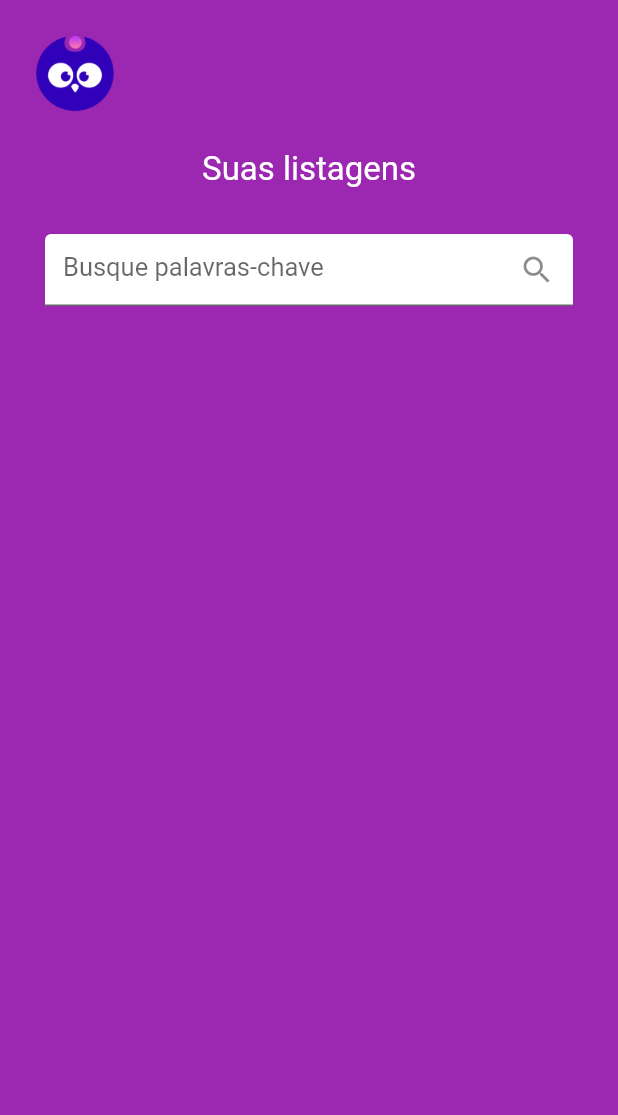
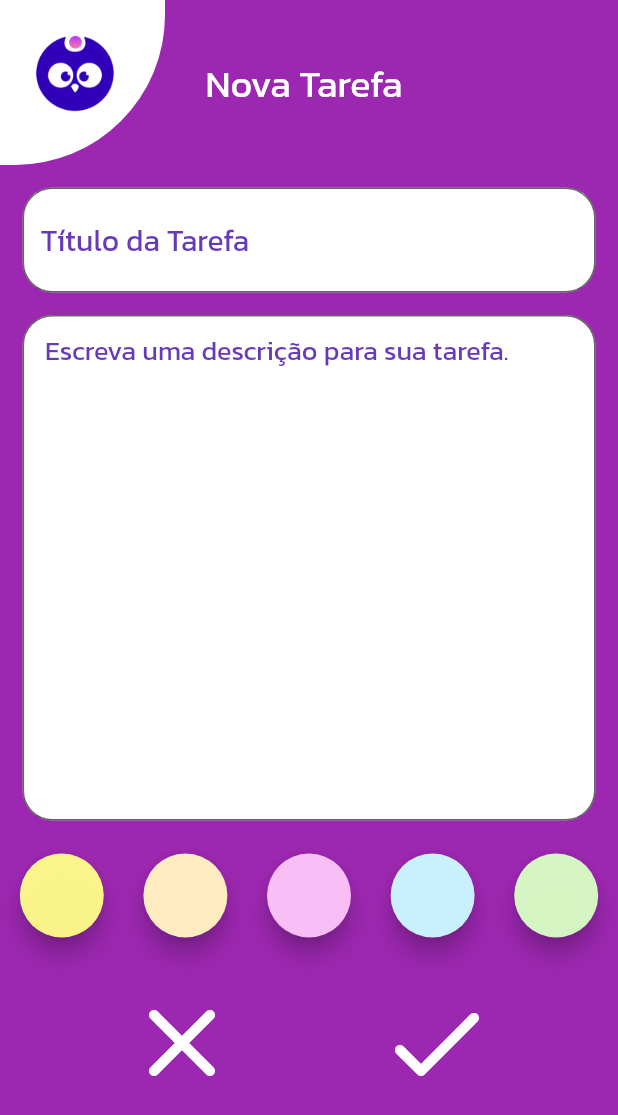
Before and after one commit to Alessandritusss/APP-DA-LOVE, a Flutter app: the screen it shows after launch, on a phone screen of 412 x 824 dp. Shown: the top 1115 px of the screen. Run offline on Flutter 3.47's test engine with Material 2 defaults, Android fonts, the phone set to English and light mode, and no system bars.

Commit message:
layout de nova tarefa pronto

```diff
--- a/lib/lista.dart
+++ b/lib/lista.dart
@@ -1,69 +1,142 @@
 import 'package:flutter/material.dart';
 
-class Lista extends StatefulWidget {
-  const Lista({Key? key}) : super(key: key);
+class AddTasks extends StatefulWidget {
+  const AddTasks({Key? key}) : super(key: key);
 
   @override
-  State<Lista> createState() => _ListaState();
+  State<AddTasks> createState() => _AddTasksState();
 }
 
-class _ListaState extends State<Lista> {
-  String pesquisa = '';
-
+class _AddTasksState extends State<AddTasks> {
   @override
   Widget build(BuildContext context) {
     return Scaffold(
       backgroundColor: Colors.purple,
-      body: SafeArea(
+      body: SingleChildScrollView(
+        reverse: true,
+        child: SafeArea(
           child: Column(
+            children: [
+              Row(
                 children: [
                   Stack(
                     children: [
                       Container(
-                  alignment: Alignment.topLeft,
-                  child: Image.asset(
+                        height: 110,
+                        width: 110,
+                        decoration: const BoxDecoration(
+                          color: Colors.white,
+                          borderRadius: BorderRadius.only(
+                            bottomRight: Radius.circular(100),
+                          ),
+                        ),
+                      ),
+                      Image.asset(
                         'assets/images/Logo Lovepeople.png',
                         height: 100,
-                  ),
                       ),
                     ],
                   ),
                   const Center(
                     child: Padding(
-                padding: EdgeInsets.only(),
+                      padding: EdgeInsets.only(left: 27),
                       child: Text(
-                  'Suas listagens',
+                        'Nova Tarefa',
                         style: TextStyle(
                           color: Colors.white,
-                    fontSize: 22,
+                          fontSize: 25,
+                          fontFamily: 'Kanit-Regular.ttf',
+                        ),
+                      ),
+                    ),
+                  ),
+                ],
+              ),
+              Padding(
+                padding: const EdgeInsets.all(15),
+                child: TextField(
+                  decoration: InputDecoration(
+                    filled: true,
+                    fillColor: Colors.white,
+                    hintText: 'Título da Tarefa',
+                    hintStyle: const TextStyle(
+                        fontSize: 20,
+                        color: Colors.deepPurple,
+                        fontFamily: 'Kanit-Regular.ttf'),
+                    border: OutlineInputBorder(
+                      borderRadius: BorderRadius.circular(20),
                     ),
                   ),
                 ),
               ),
               Padding(
-              padding: const EdgeInsets.all(30),
-              child: TextField(
-                onChanged: (texto) {
-                  pesquisa = texto;
-                  print(pesquisa);
-                },
-                decoration: const InputDecoration(
+                padding: const EdgeInsets.symmetric(horizontal: 15),
+                child: TextFormField(
+                  textAlignVertical: TextAlignVertical.top,
+                  decoration: InputDecoration(
+                    //hintMaxLines: null,
+                    isDense: true,
+                    contentPadding: const EdgeInsets.fromLTRB(15, 10, 0, 300),
                     filled: true,
                     fillColor: Colors.white,
-                  hintText: 'Busque palavras-chave',
-                  hintStyle: TextStyle(fontSize: 17),
-                  suffixIcon: Icon(Icons.search),
+                    hintText: 'Escreva uma descrição para sua tarefa.',
+                    hintStyle: const TextStyle(
+                        fontSize: 18,
+                        color: Colors.deepPurple,
+                        fontFamily: 'Kanit-Regular.ttf'),
+                    border: OutlineInputBorder(
+                      borderRadius: BorderRadius.circular(20),
                     ),
                   ),
                 ),
-            // Container(
-            //   padding: EdgeInsets.only(top: 400),
-            //   child: ElevatedButton(
-            //     onPressed: () {},
-            //     child: Icon(Icons.add),
-            //   ),
-            // ),
+              ),
+              SizedBox(
+                height: 100,
+                child: Row(
+                  mainAxisAlignment: MainAxisAlignment.spaceAround,
+                  children: [
+                    FloatingActionButton(
+                      onPressed: (() {}),
+                      backgroundColor: const Color.fromARGB(244, 255, 253, 136),
+                    ),
+                    FloatingActionButton(
+                      onPressed: (() {}),
+                      backgroundColor: const Color.fromARGB(255, 255, 235, 192),
+                    ),
+                    FloatingActionButton(
+                      onPressed: (() {}),
+                      backgroundColor: const Color.fromARGB(244, 255, 197, 250),
+                    ),
+                    FloatingActionButton(
+                      onPressed: (() {}),
+                      backgroundColor: const Color.fromARGB(255, 201, 241, 253),
+                    ),
+                    FloatingActionButton(
+                      onPressed: (() {}),
+                      backgroundColor: const Color.fromARGB(244, 216, 255, 197),
+                    ),
                   ],
+                ),
+              ),
+              Row(
+                mainAxisAlignment: MainAxisAlignment.spaceEvenly,
+                children: [
+                  IconButton(
+                    onPressed: (() {}),
+                    icon: const Icon(Icons.close_rounded),
+                    iconSize: 80,
+                    color: Colors.white,
+                  ),
+                  IconButton(
+                    onPressed: (() {}),
+                    icon: const Icon(Icons.done_rounded),
+                    iconSize: 80,
+                    color: Colors.white,
+                  ),
+                ],
+              ),
+            ],
+          ),
         ),
       ),
     );
--- a/lib/main.dart
+++ b/lib/main.dart
@@ -1,4 +1,4 @@
-import 'package:app_da_love/Lista.dart';
+import 'package:app_da_love/lista.dart';
 import 'package:flutter/material.dart';
 
 void main() {
@@ -16,7 +16,7 @@ class MyApp extends StatelessWidget {
       theme: ThemeData(
         primarySwatch: Colors.purple,
       ),
-      home: const Lista(),
+      home: const AddTasks(),
     );
   }
 }
--- /dev/null
+++ b/lib/repository.dart
@@ -0,0 +1,4 @@
+// class ListaRepository{
+//   List<Tarefas> tasks = [
+//   ];
+// }
```
Also changed, not shown: pubspec.yaml (+4 -4 lines), assets/fonts/Kanit-Regular.ttf (added). Lines whose indentation alone changed are shown as unchanged.
